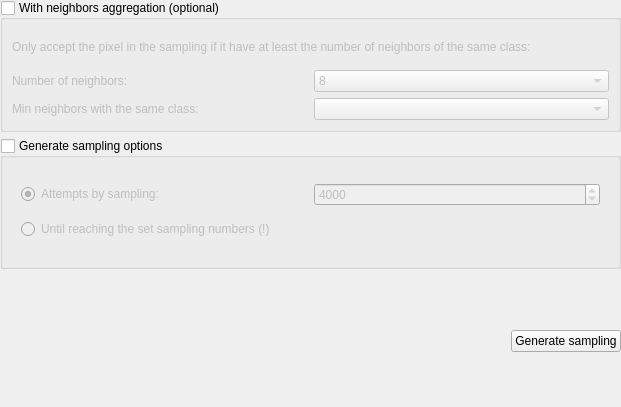
Above: ui/widget_generate_sampling.ui from SMByC/AcATaMa before the change. Below: the same form after it.
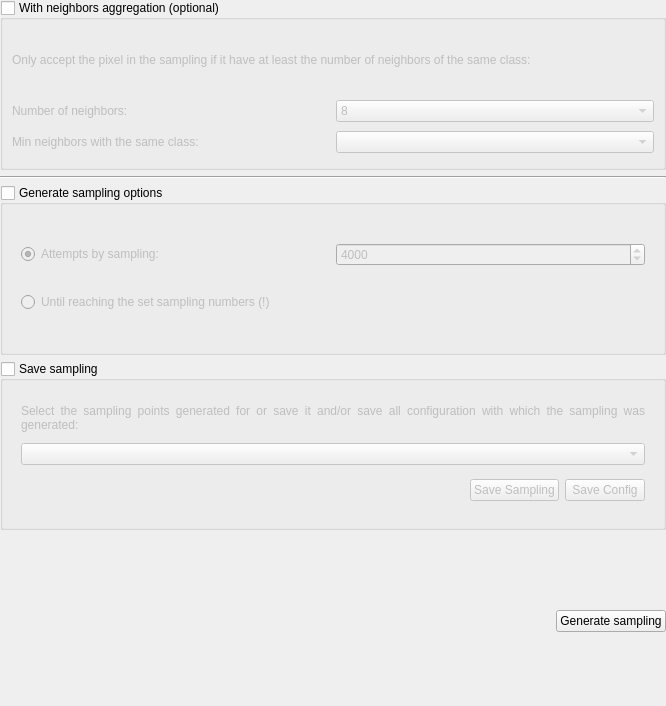
That is the form after the change.

Commit message: Implemented the option for save the sampling points generated and save the configuration file (.ini) with all parameters with witch the sampling selected was generated

Patch:
```diff
--- a/ui/widget_generate_sampling.ui
+++ b/ui/widget_generate_sampling.ui
@@ -6,8 +6,8 @@
    <rect>
     <x>0</x>
     <y>0</y>
-    <width>621</width>
-    <height>407</height>
+    <width>666</width>
+    <height>706</height>
    </rect>
   </property>
   <property name="windowTitle">
@@ -99,6 +99,13 @@
      </layout>
     </widget>
    </item>
+   <item>
+    <widget class="Line" name="line">
+     <property name="orientation">
+      <enum>Qt::Horizontal</enum>
+     </property>
+    </widget>
+   </item>
    <item>
     <widget class="QGroupBox" name="groupBox_generate_sampling_options">
      <property name="title">
@@ -157,6 +164,86 @@
      </layout>
     </widget>
    </item>
+   <item>
+    <widget class="QGroupBox" name="groupBox_save_sampling">
+     <property name="title">
+      <string>Save sampling</string>
+     </property>
+     <property name="checkable">
+      <bool>true</bool>
+     </property>
+     <property name="checked">
+      <bool>false</bool>
+     </property>
+     <layout class="QVBoxLayout" name="verticalLayout_5">
+      <item>
+       <widget class="QWidget" name="widget_save_sampling" native="true">
+        <layout class="QVBoxLayout" name="verticalLayout_6">
+         <item>
+          <widget class="QLabel" name="label_3">
+           <property name="text">
+            <string>Select the sampling points generated for or save it and/or save all configuration with which the sampling was generated:</string>
+           </property>
+           <property name="alignment">
+            <set>Qt::AlignJustify|Qt::AlignVCenter</set>
+           </property>
+           <property name="wordWrap">
+            <bool>true</bool>
+           </property>
+          </widget>
+         </item>
+         <item>
+          <widget class="QComboBox" name="selectSamplingToSave">
+           <property name="sizePolicy">
+            <sizepolicy hsizetype="Expanding" vsizetype="Fixed">
+             <horstretch>0</horstretch>
+             <verstretch>0</verstretch>
+            </sizepolicy>
+           </property>
+          </widget>
+         </item>
+         <item>
+          <widget class="QWidget" name="widget_4" native="true">
+           <layout class="QHBoxLayout" name="horizontalLayout_2">
+            <property name="margin">
+             <number>0</number>
+            </property>
+            <item>
+             <spacer name="horizontalSpacer_2">
+              <property name="orientation">
+               <enum>Qt::Horizontal</enum>
+              </property>
+              <property name="sizeHint" stdset="0">
+               <size>
+                <width>40</width>
+                <height>20</height>
+               </size>
+              </property>
+             </spacer>
+            </item>
+            <item>
+             <widget class="QPushButton" name="buttonSaveSampling">
+              <property name="text">
+               <string>Save Sampling</string>
+              </property>
+             </widget>
+            </item>
+            <item>
+             <widget class="QPushButton" name="buttonSaveSamplingConf">
+              <property name="text">
+               <string>Save Config</string>
+              </property>
+             </widget>
+            </item>
+           </layout>
+          </widget>
+         </item>
+        </layout>
+       </widget>
+      </item>
+     </layout>
+    </widget>
+   </item>
    <item>
     <widget class="QWidget" name="widget" native="true">
      <layout class="QHBoxLayout" name="horizontalLayout">
```
Left out of the diff: 16 changed lines with no effect on the pictures. The commit also changes 3 other files.
